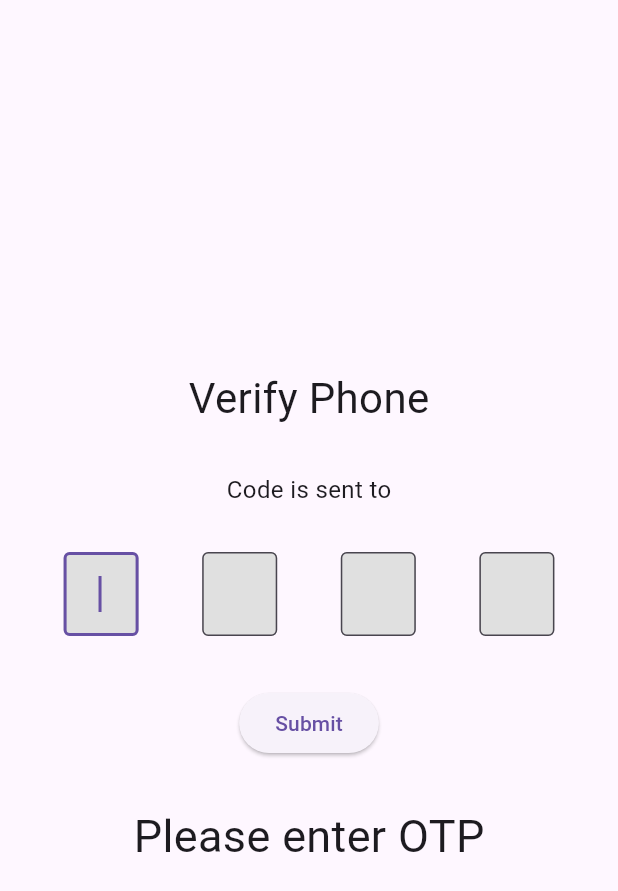
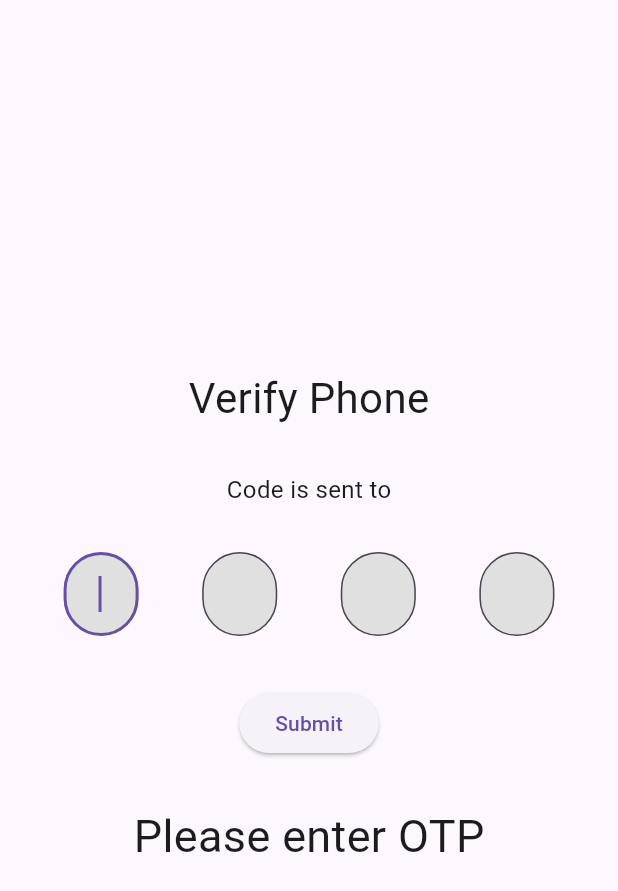
Before and after one commit to Adnan-saky/Bringin, a Flutter app: the OTPSent screen opened by its route, on a phone screen of 412 x 824 dp. Shown: the top 891 px of the screen. Run offline on Flutter 3.47's test engine with Material 2 defaults, Android fonts, the phone set to English and light mode, and no system bars; our stand-ins replace get, intl_phone_field, loading_animation_widget.

Commit message:
Update OTPInpute.dart

```diff
--- a/lib/Views/widgets/OTPInpute.dart
+++ b/lib/Views/widgets/OTPInpute.dart
@@ -23,7 +23,11 @@ class OtpInput extends StatelessWidget {
         decoration: InputDecoration(
             filled: true,
             fillColor: Colors.grey[300],
-            border: const OutlineInputBorder(),
+            border: const OutlineInputBorder(
+                borderRadius: BorderRadius.all(
+                  Radius.circular(25),
+                )
+            ),
             counterText: '',
             hintStyle: const TextStyle(color: Colors.black, fontSize: 20.0)),
         onChanged: (value) {
```
